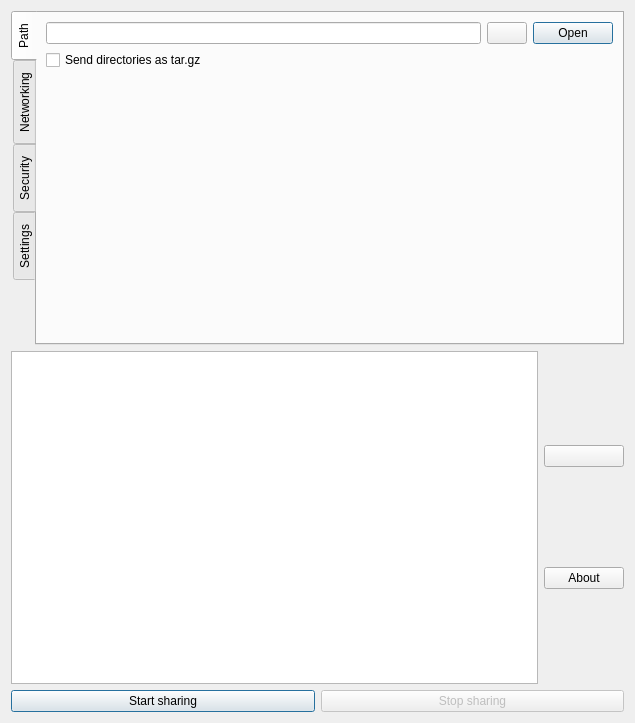
The window that qweborf/qweborf/main.ui (ltworf/weborf) describes before a commit, drawn with Qt 5.
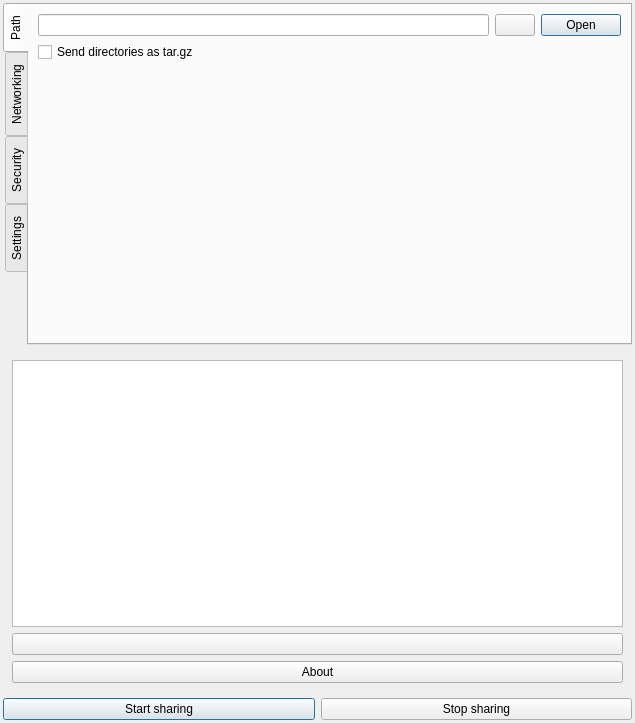
The same window after the commit. Icons and pictures are not drawn.

Commit message:
Only display UI elements that are in use
This saves a ton of space, which is very nice on tiny
screens such as a pinephone.

The edit to the form file:
```diff
--- a/qweborf/qweborf/main.ui
+++ b/qweborf/qweborf/main.ui
@@ -14,6 +14,18 @@
    <string>QWeborf</string>
   </property>
   <layout class="QVBoxLayout" name="verticalLayout_2">
+   <property name="leftMargin">
+    <number>3</number>
+   </property>
+   <property name="topMargin">
+    <number>3</number>
+   </property>
+   <property name="rightMargin">
+    <number>3</number>
+   </property>
+   <property name="bottomMargin">
+    <number>3</number>
+   </property>
    <item>
     <widget class="QTabWidget" name="tabWidget">
      <property name="tabPosition">
@@ -436,10 +448,8 @@
     </widget>
    </item>
    <item>
-    <layout class="QHBoxLayout" name="horizontalLayout_4">
-     <property name="topMargin">
-      <number>0</number>
-     </property>
+    <widget class="QWidget" name="LogLayout" native="true">
+     <layout class="QVBoxLayout" name="verticalLayout_4">
      <item>
       <widget class="QTextBrowser" name="txtLog">
        <property name="openExternalLinks">
@@ -482,6 +492,7 @@
       </layout>
      </item>
     </layout>
+    </widget>
    </item>
    <item>
     <layout class="QHBoxLayout" name="horizontalLayout_2">
@@ -501,7 +512,7 @@
      <item>
       <widget class="QPushButton" name="cmdStop">
        <property name="enabled">
-        <bool>false</bool>
+        <bool>true</bool>
        </property>
        <property name="toolTip">
         <string>Stop sharing the directory</string>
```
Lines whose indentation alone changed are shown as unchanged. The commit also changes 2 other files.
